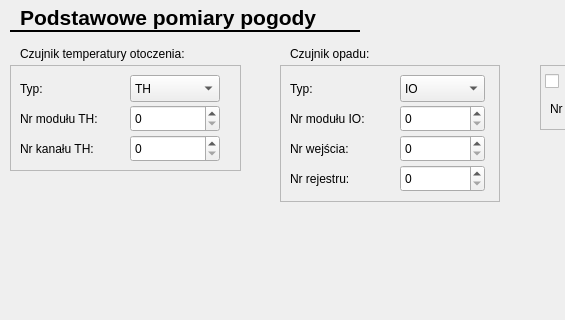
Above: CfgForms/cgeneralweathermeasureform.ui from kaczmar55/koneor_v2 before the change; both pictures show x 0 to 565 and y 0 to 320 of the 835 by 415 pixel window. Below: the same form after it.
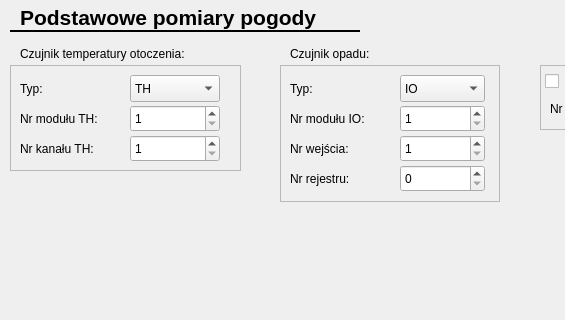
That is the form after the change.

Diff of the .ui file:
```diff
--- a/CfgForms/cgeneralweathermeasureform.ui
+++ b/CfgForms/cgeneralweathermeasureform.ui
@@ -144,6 +144,12 @@
       <height>27</height>
      </rect>
     </property>
+    <property name="minimum">
+     <number>1</number>
+    </property>
+    <property name="maximum">
+     <number>24</number>
+    </property>
    </widget>
    <widget class="QSpinBox" name="generalFallSensorBitNo">
     <property name="geometry">
@@ -154,6 +160,12 @@
       <height>27</height>
      </rect>
     </property>
+    <property name="minimum">
+     <number>1</number>
+    </property>
+    <property name="maximum">
+     <number>20</number>
+    </property>
    </widget>
    <widget class="QLabel" name="generalFallSensorRegNoLbl">
     <property name="geometry">
@@ -242,10 +254,10 @@
      </rect>
     </property>
     <property name="minimum">
-     <number>0</number>
+     <number>1</number>
     </property>
     <property name="maximum">
-     <number>255</number>
+     <number>24</number>
     </property>
    </widget>
    <widget class="QSpinBox" name="generalTempSensorRegNo">
@@ -258,10 +270,10 @@
      </rect>
     </property>
     <property name="minimum">
-     <number>0</number>
+     <number>1</number>
     </property>
     <property name="maximum">
-     <number>65536</number>
+     <number>4</number>
     </property>
    </widget>
    <widget class="QLabel" name="generalTempSensorAddrLbl">
```
